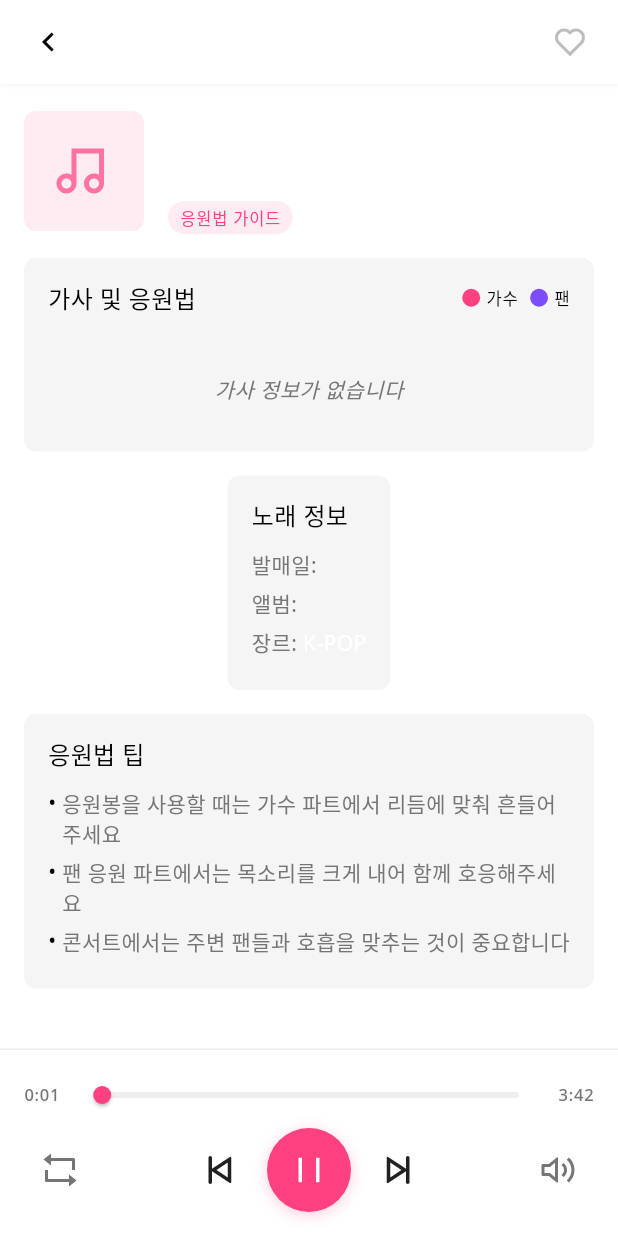
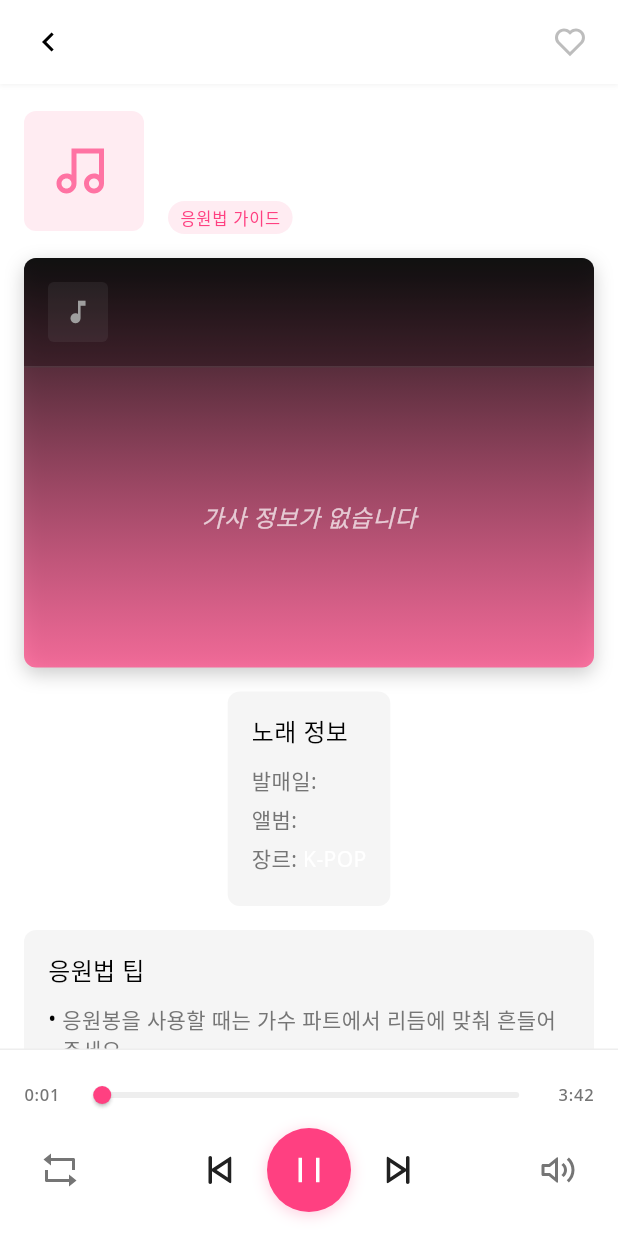
Before and after one commit to Gyeony95/Fan-Chant, a Flutter app: the SongDetailScreen screen opened directly with empty values, on a phone screen of 412 x 824 dp. Run offline on Flutter 3.47's test engine with Material 3 defaults, Android fonts, the phone set to English and light mode, and no system bars; our stand-ins replace flutter_remix, flutter_riverpod, google_fonts, hive, hive_flutter, riverpod_annotation; missing offline and left inert: flutter_shazam_kit; accounts and stored records are empty; generated files the repository leaves out were written again.

Commit message:
feat : 응원법 애플뮤직 ui로 수정

```diff
--- a/lib/src/core/theme/text_styles.dart
+++ b/lib/src/core/theme/text_styles.dart
@@ -77,6 +77,35 @@ class AppTextStyles {
     fontWeight: FontWeight.w700,
     color: AppColors.primary,
     height: 1.5,
+  );
+
+  // 애플 뮤직 스타일 가사 텍스트
+  /// 활성화된 가사 텍스트 스타일 (애플 뮤직 스타일)
+  static final TextStyle appleMusicActiveLyric = GoogleFonts.notoSans(
+    fontSize: 22,
+    fontWeight: FontWeight.w700,
+    color: Colors.white,
+    height: 1.4,
+    letterSpacing: -0.2,
+  );
+
+  /// 비활성화된 가사 텍스트 스타일 (애플 뮤직 스타일)
+  static final TextStyle appleMusicInactiveLyric = GoogleFonts.notoSans(
+    fontSize: 18,
+    fontWeight: FontWeight.w500,
+    color: Colors.white70,
+    height: 1.4,
+    letterSpacing: -0.2,
+  );
+
+  /// 팬 응원법 텍스트 스타일 (애플 뮤직 스타일)
+  static final TextStyle appleMusicFanChant = GoogleFonts.notoSans(
+    fontSize: 16,
+    fontWeight: FontWeight.w500,
+    color: AppColors.secondary.withOpacity(0.9),
+    height: 1.4,
+    letterSpacing: -0.2,
+    fontStyle: FontStyle.italic,
   );
 
   /// 버튼 텍스트 스타일
--- a/lib/src/features/song_detail/screens/song_detail_screen.dart
+++ b/lib/src/features/song_detail/screens/song_detail_screen.dart
@@ -9,6 +9,7 @@ import 'package:fan_chant/src/features/song_detail/providers/song_detail_provide
 import 'package:fan_chant/src/features/song_recognition/providers/song_provider.dart';
 import 'package:fan_chant/src/features/song_recognition/services/lyrics_service.dart';
 import 'package:flutter_remix/flutter_remix.dart';
+import 'dart:math' as math;
 
 /// 노래 상세 정보 화면
 class SongDetailScreen extends ConsumerStatefulWidget {
@@ -26,6 +27,9 @@ class SongDetailScreen extends ConsumerStatefulWidget {
 }
 
 class _SongDetailScreenState extends ConsumerState<SongDetailScreen> {
+  // 가사 스크롤 컨트롤러
+  final ScrollController _lyricsScrollController = ScrollController();
+
   @override
   void initState() {
     super.initState();
@@ -63,8 +67,8 @@ class _SongDetailScreenState extends ConsumerState<SongDetailScreen> {
 
   @override
   void dispose() {
-    // 여기서 ref를 사용하지 않습니다.
-    // PlaybackStateProvider는 자체적으로 onDispose 시 타이머를 취소합니다.
+    // 스크롤 컨트롤러 해제
+    _lyricsScrollController.dispose();
     super.dispose();
   }
 
@@ -262,162 +266,251 @@ class _SongDetailScreenState extends ConsumerState<SongDetailScreen> {
 
     return Container(
       margin: const EdgeInsets.symmetric(vertical: AppDimensions.margin),
+      decoration: BoxDecoration(
+        gradient: LinearGradient(
+          begin: Alignment.topCenter,
+          end: Alignment.bottomCenter,
+          colors: [
+            Colors.black.withOpacity(0.9),
+            AppColors.primary.withOpacity(0.7),
+          ],
+        ),
+        borderRadius: BorderRadius.circular(AppDimensions.borderRadius),
+        boxShadow: [
+          BoxShadow(
+            color: Colors.black.withOpacity(0.2),
+            blurRadius: 10,
+            offset: const Offset(0, 4),
+          ),
+        ],
+      ),
+      child: ClipRRect(
+        borderRadius: BorderRadius.circular(AppDimensions.borderRadius),
+        child: Column(
+          children: [
+            // 상단 제목 및 아티스트 정보
+            Container(
               padding: const EdgeInsets.all(AppDimensions.padding),
               decoration: BoxDecoration(
-        color: AppColors.surface,
-        borderRadius: BorderRadius.circular(AppDimensions.borderRadius),
+                color: Colors.black.withOpacity(0.3),
+                border: Border(
+                  bottom: BorderSide(
+                    color: Colors.white.withOpacity(0.1),
+                    width: 1,
                   ),
+                ),
+              ),
+              child: Row(
+                children: [
+                  // 작은 앨범 커버
+                  ClipRRect(
+                    borderRadius: BorderRadius.circular(4),
+                    child: SafeImage(
+                      imageUrl: widget.song.albumCoverUrl,
+                      width: 40,
+                      height: 40,
+                      fit: BoxFit.cover,
+                    ),
+                  ),
+                  const SizedBox(width: 12),
+                  // 노래 및 아티스트 정보
+                  Expanded(
                     child: Column(
                       crossAxisAlignment: CrossAxisAlignment.start,
                       children: [
-          // 제목 및 범례
-          Row(
-            mainAxisAlignment: MainAxisAlignment.spaceBetween,
-            children: [
                         Text(
-                '가사 및 응원법',
-                style: AppTextStyles.subtitle,
+                          widget.song.title,
+                          style: const TextStyle(
+                            color: Colors.white,
+                            fontWeight: FontWeight.bold,
+                            fontSize: 14,
                           ),
-              Row(
-                children: [
-                  _buildLegendItem(AppColors.primary, '가수'),
-                  const SizedBox(width: 8),
-                  _buildLegendItem(AppColors.secondary, '팬'),
-                ],
+                          maxLines: 1,
+                          overflow: TextOverflow.ellipsis,
+                        ),
+                        const SizedBox(height: 2),
+                        Text(
+                          widget.song.artist,
+                          style: TextStyle(
+                            color: Colors.white.withOpacity(0.7),
+                            fontSize: 12,
+                          ),
+                          maxLines: 1,
+                          overflow: TextOverflow.ellipsis,
                         ),
                       ],
                     ),
+                  ),
+                ],
+              ),
+            ),
 
-          const SizedBox(height: AppDimensions.marginLarge),
-
-          // 가사 목록
+            // 가사 내용
             if (lyrics != null && lyrics.isNotEmpty)
-            ...List.generate(
-              lyrics.length,
-              (index) => _buildLyricItem(
-                lyrics[index],
-                index,
-                isHighlighted: index == currentLyricIndex,
+              SizedBox(
+                height: 380, // 고정 높이 설정
+                child: Stack(
+                  children: [
+                    // 배경 앨범 아트 (흐릿하게)
+                    Positioned.fill(
+                      child: SafeImage(
+                        imageUrl: widget.song.albumCoverUrl,
+                        fit: BoxFit.cover,
+                      ),
+                    ),
+                    // 배경 오버레이
+                    Positioned.fill(
+                      child: Container(
+                        color: Colors.black.withOpacity(0.7),
+                      ),
+                    ),
+                    // 가사 리스트
+                    Positioned.fill(
+                      child: _buildAppleMusicStyleLyrics(
+                          lyrics, currentLyricIndex),
+                    ),
+                  ],
                 ),
               )
             else
-            Center(
-              child: Padding(
-                padding: const EdgeInsets.all(AppDimensions.padding),
+              Container(
+                height: 200,
+                alignment: Alignment.center,
                 child: Text(
                   '가사 정보가 없습니다',
-                  style: AppTextStyles.bodyMedium.copyWith(
-                    color: AppColors.textMedium,
+                  style: TextStyle(
+                    color: Colors.white.withOpacity(0.7),
+                    fontSize: 16,
                     fontStyle: FontStyle.italic,
-                  ),
                   ),
                 ),
               ),
           ],
         ),
+      ),
     );
   }
 
-  /// 범례 아이템 위젯
-  Widget _buildLegendItem(Color color, String label) {
-    return Row(
-      children: [
-        Container(
-          width: 12,
-          height: 12,
-          decoration: BoxDecoration(
-            color: color,
-            shape: BoxShape.circle,
+  /// 애플 뮤직 스타일 가사 위젯
+  Widget _buildAppleMusicStyleLyrics(
+      List<LyricLine> lyrics, int currentLyricIndex) {
+    // 현재 가사 인덱스가 변경되면 스크롤 위치 업데이트
+    WidgetsBinding.instance.addPostFrameCallback((_) {
+      if (currentLyricIndex >= 0 && currentLyricIndex < lyrics.length) {
+        final itemHeight = 70.0; // 각 가사 항목의 대략적인 높이
+        final screenHeight = 380.0; // 가사 컨테이너의 높이
+        final offset = (currentLyricIndex * itemHeight) -
+            (screenHeight / 2) +
+            (itemHeight / 2);
+
+        if (_lyricsScrollController.hasClients) {
+          _lyricsScrollController.animateTo(
+            math.max(0, offset),
+            duration: const Duration(milliseconds: 600),
+            curve: Curves.easeOutCubic,
+          );
+        }
+      }
+    });
+
+    return ShaderMask(
+      shaderCallback: (Rect rect) {
+        return LinearGradient(
+          begin: Alignment.topCenter,
+          end: Alignment.bottomCenter,
+          colors: [
+            Colors.transparent,
+            Colors.white,
+            Colors.white,
+            Colors.transparent
+          ],
+          stops: const [0.0, 0.1, 0.9, 1.0],
+        ).createShader(rect);
+      },
+      blendMode: BlendMode.dstIn,
+      child: ListView.builder(
+        controller: _lyricsScrollController,
+        physics: const BouncingScrollPhysics(),
+        padding: const EdgeInsets.symmetric(vertical: 80, horizontal: 20),
+        itemCount: lyrics.length,
+        itemBuilder: (context, index) {
+          final lyric = lyrics[index];
+          final isActive = index == currentLyricIndex;
+
+          return _buildAppleMusicLyricItem(lyric, index, isActive: isActive);
+        },
       ),
-        ),
-        const SizedBox(width: 4),
-        Text(
-          label,
-          style: AppTextStyles.labelSmall,
-        ),
-      ],
     );
   }
 
-  /// 가사 아이템 위젯
-  Widget _buildLyricItem(LyricLine lyric, int index,
-      {bool isHighlighted = false}) {
-    // 노래 파트 (가수/팬) 색상 설정
-    final Color primaryColor = lyric.type == LyricType.artist
-        ? AppColors.primary
-        : AppColors.secondary;
+  /// 애플 뮤직 스타일 가사 아이템
+  Widget _buildAppleMusicLyricItem(LyricLine lyric, int index,
+      {bool isActive = false}) {
+    // 팬 응원법인 경우 특별한 스타일 적용
+    final isFanChant = lyric.type == LyricType.fan;
 
     return GestureDetector(
       onTap: () {
         // 가사 터치 시 해당 시간으로 이동
         ref.read(lyricsHighlightProvider.notifier).jumpToLyric(index);
       },
-      child: Container(
-        padding: const EdgeInsets.symmetric(
-          vertical: 8,
+      child: AnimatedContainer(
+        duration: const Duration(milliseconds: 400),
+        curve: Curves.easeOutCubic,
+        margin: EdgeInsets.symmetric(
+          vertical: isActive ? 12.0 : 8.0,
+          horizontal: isActive
+              ? 0.0
+              : isFanChant
+                  ? 20.0
+                  : 10.0,
         ),
-        decoration: isHighlighted
-            ? BoxDecoration(
-                color: primaryColor.withOpacity(0.1),
-                border: Border(
-                  left: BorderSide(
-                    color: primaryColor,
-                    width: 3,
+        padding: EdgeInsets.symmetric(
+          vertical: 10.0,
+          horizontal: isFanChant ? 14.0 : 8.0,
         ),
-                ),
-                borderRadius: const BorderRadius.only(
-                  topRight: Radius.circular(4),
-                  bottomRight: Radius.circular(4),
-                ),
+        decoration: BoxDecoration(
+          color: isFanChant
+              ? AppColors.secondary.withOpacity(isActive ? 0.3 : 0.1)
+              : isActive
+                  ? Colors.white.withOpacity(0.15)
+                  : Colors.transparent,
+          borderRadius: BorderRadius.circular(isFanChant ? 24 : 12),
+          border: isFanChant
+              ? Border.all(
+                  color: AppColors.secondary.withOpacity(isActive ? 0.6 : 0.3),
+                  width: 1,
                 )
               : null,
+        ),
         child: Row(
-          crossAxisAlignment: CrossAxisAlignment.start,
           children: [
-            // 가수 파트
-            if (lyric.type == LyricType.artist)
+            if (isFanChant)
+              Icon(
+                Icons.mic_external_on,
+                size: 16,
+                color: Colors.white.withOpacity(isActive ? 0.9 : 0.5),
+              ),
+            if (isFanChant) const SizedBox(width: 8),
             Expanded(
-                child: Padding(
-                  padding: EdgeInsets.only(
-                    left: isHighlighted ? 8 : 0,
-                  ),
+              child: AnimatedDefaultTextStyle(
+                duration: const Duration(milliseconds: 300),
+                style: isFanChant
+                    ? AppTextStyles.appleMusicFanChant.copyWith(
+                        color: Colors.white.withOpacity(isActive ? 0.9 : 0.6),
+                        fontSize: isActive ? 16 : 14,
+                      )
+                    : isActive
+                        ? AppTextStyles.appleMusicActiveLyric
+                        : AppTextStyles.appleMusicInactiveLyric,
+                textAlign: isFanChant ? TextAlign.left : TextAlign.center,
                 child: Text(
                   lyric.text,
-                    style: isHighlighted
-                        ? AppTextStyles.highlightedLyrics
-                        : AppTextStyles.artistLyrics,
-                    textAlign: TextAlign.left,
                   maxLines: 2,
                   overflow: TextOverflow.ellipsis,
                 ),
               ),
-              )
-            else
-              const Spacer(),
-
-            // 재생 시간 표시 (디버깅용, 필요 시 주석 해제)
-            // Text(
-            //   '${lyric.startTime}s',
-            //   style: TextStyle(fontSize: 10, color: Colors.grey),
-            // ),
-
-            // 팬 파트
-            if (lyric.type == LyricType.fan)
-              Expanded(
-                child: Text(
-                  lyric.text,
-                  style: isHighlighted
-                      ? AppTextStyles.highlightedLyrics.copyWith(
-                          color: AppColors.secondary,
-                        )
-                      : AppTextStyles.fanLyrics,
-                  textAlign: TextAlign.right,
-                  maxLines: 2,
-                  overflow: TextOverflow.ellipsis,
             ),
-              )
-            else
-              const Spacer(),
           ],
         ),
       ),
```
Lines whose indentation alone changed are shown as unchanged.
